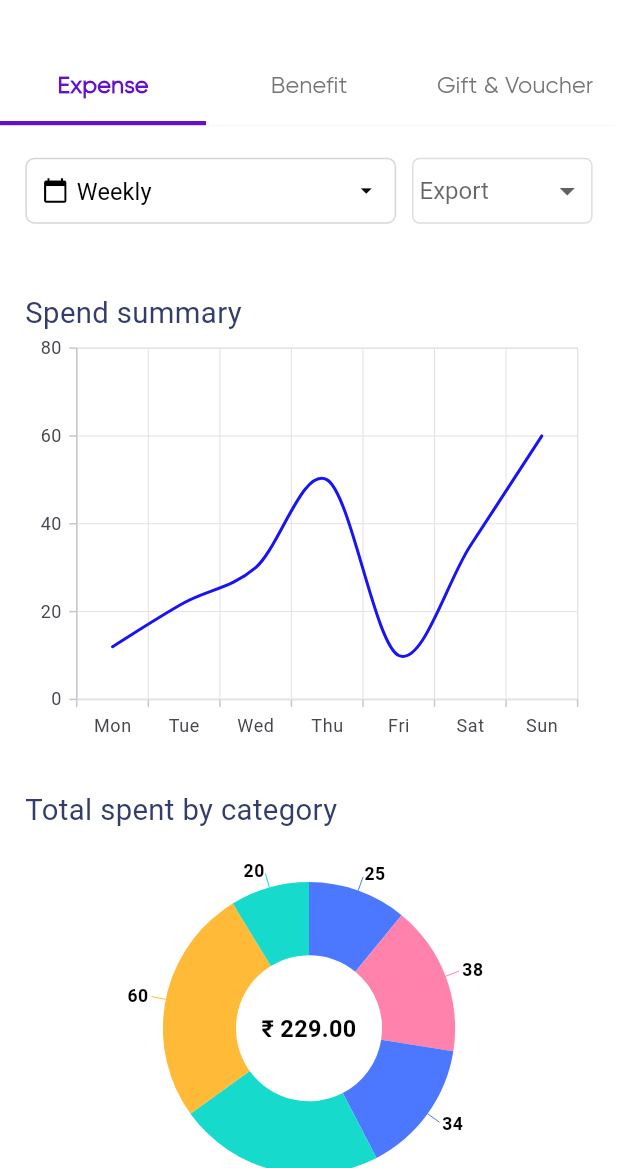
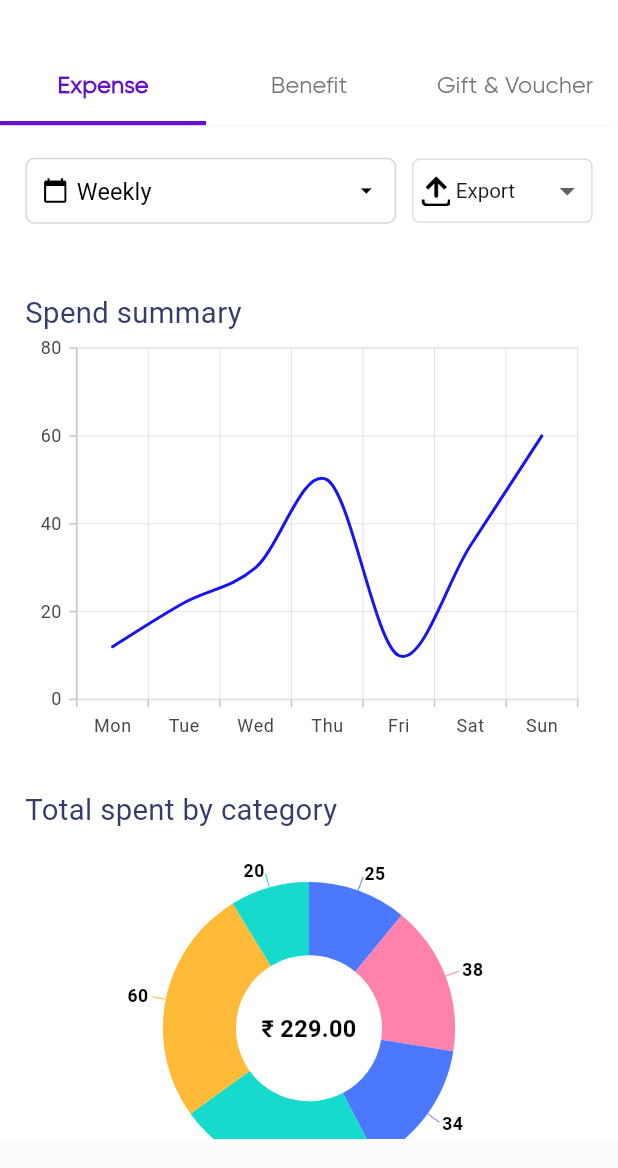
Before and after one commit to kishan06/Optify-Corporate, a Flutter app: the Report screen opened by its route, on a phone screen of 412 x 824 dp, the part 68-1236 px from its top. Run offline on Flutter 3.47's test engine with Material 3 defaults, Android fonts, the phone set to English and light mode, and no system bars; our stand-ins replace accordion, dio, dotted_line, dropdown_button2, file_picker, flutter_screenutil and 12 more; missing offline and left inert: mat_month_picker_dialog, remove_emoji_input_formatter; accounts and stored records are empty; Roboto replaces fonts that are missing (Gilroy-Medium, Gilroy-SemiBold).

Commit message:
fixed sidebar gift and voucher and report ui

```diff
--- a/lib/SideBar/ReportsPage/ExpenseTab/ExpenseTab.dart
+++ b/lib/SideBar/ReportsPage/ExpenseTab/ExpenseTab.dart
@@ -38,7 +38,8 @@ class _ExpenseTabState extends State<ExpenseTab> {
   Widget build(BuildContext context) {
     return Scaffold(
       backgroundColor: Colors.white,
-      body: Expanded(
+      body: SizedBox(
+        height: MediaQuery.of(context).size.height * 0.9,
         child: SingleChildScrollView(
           child: Padding(
             padding: EdgeInsets.symmetric(horizontal: 16.w, vertical: 20.h),
@@ -333,7 +334,7 @@ class _ExportDropdownState extends State<ExportDropdown> {
   @override
   Widget build(BuildContext context) {
     return Container(
-      height: 45.h,
+      height: 44.h,
       padding: const EdgeInsets.symmetric(horizontal: 4),
       width: double.infinity,
       decoration: BoxDecoration(
@@ -346,7 +347,20 @@ class _ExportDropdownState extends State<ExportDropdown> {
       child: DropdownButton<String>(
         value: _selectedExportOption,
         isExpanded: true,
-        hint: const Text('Export'),
+        hint: Row(
+          children: [
+            _getExportIcon('Export'),
+            SizedBox(width: 4.w),
+            Text(
+              'Export',
+              style: TextStyle(
+                  fontSize: 14.sp,
+                  color: Color(0xFF1C1C1C),
+                  fontFamily: 'Gilroy-Medium',
+                  fontWeight: FontWeight.w400),
+            ),
+          ],
+        ),
         onChanged: (String? newValue) {
           setState(() {
             _selectedExportOption = newValue!;
@@ -370,6 +384,8 @@ class _ExportDropdownState extends State<ExportDropdown> {
           height: 2,
           color: Colors.transparent,
         ),
+        icon:
+            const Icon(Icons.arrow_drop_down), // Optional: Custom dropdown icon
       ),
     );
   }
--- a/lib/SideBar/ReportsPage/Report.dart
+++ b/lib/SideBar/ReportsPage/Report.dart
@@ -1,3 +1,5 @@
+// ignore_for_file: file_names
+
 import 'package:Optifii_Corporate/SideBar/ReportsPage/ExpenseTab/ExpenseTab.dart';
 import 'package:Optifii_Corporate/Utils/CommonWidgets/CommonAppBar.dart';
 import 'package:Optifii_Corporate/Utils/CommonWidgets/CommonTabBar.dart';
@@ -16,19 +18,19 @@ class _ReportState extends State<Report> {
   Widget build(BuildContext context) {
     return Scaffold(
       backgroundColor: AppColors.secondary,
-      appBar: CommonAppbar(titleTxt: 'Reports'),
+      appBar:const  CommonAppbar(titleTxt: 'Reports'),
       body: DefaultTabController(
         length: 3,
         child: Column(
           children: [
-            CommonTabBar(tabs: [
+            const CommonTabBar(tabs: [
               Tab(text: 'Expense'),
               Tab(text: 'Benefit'),
               Tab(text: 'Gift & Voucher'),
             ]),
             SizedBox(
-              height: MediaQuery.of(context).size.height * 0.9,
-              child: TabBarView(
+              height: MediaQuery.of(context).size.height * 0.82,
+              child: const TabBarView(
                 children: [
                   ExpenseTab(),
                   Center(
--- a/lib/SideBar/SideBar.dart
+++ b/lib/SideBar/SideBar.dart
@@ -2,6 +2,7 @@
 
 import 'package:Optifii_Corporate/SideBar/ReportsPage/Report.dart';
 import 'package:Optifii_Corporate/Utils/CommonWidgets/CommonModal.dart';
+import 'package:Optifii_Corporate/Utils/CommonWidgets/MainScreen.dart';
 import 'package:Optifii_Corporate/Utils/CommonWidgets/Text.dart';
 import 'package:Optifii_Corporate/Utils/CommonWidgets/sized_box.dart';
 import 'package:Optifii_Corporate/routes/route_name.dart';
@@ -221,7 +222,8 @@ class _CustomDrawerState extends State<CustomDrawer> {
                           ),
                           title: text16w400c344054('Gift & Reward'),
                           onTap: () {
-                            Get.toNamed(RouteName.giftvoucherpage);
+                            mainController.updateTab(3);
+                            Get.back();
                           },
                         ),
                         sizedBoxHeight(10),
```
Also changed, not shown: lib/SideBar/Help & Support/RaiseATicket/RaiseATicket.dart (+13 -30 lines), lib/SideBar/Help & Support/RaiseATicket/RaiseTicketView/IssueChatPage/TicketChatPage.dart (+33 -33 lines).
